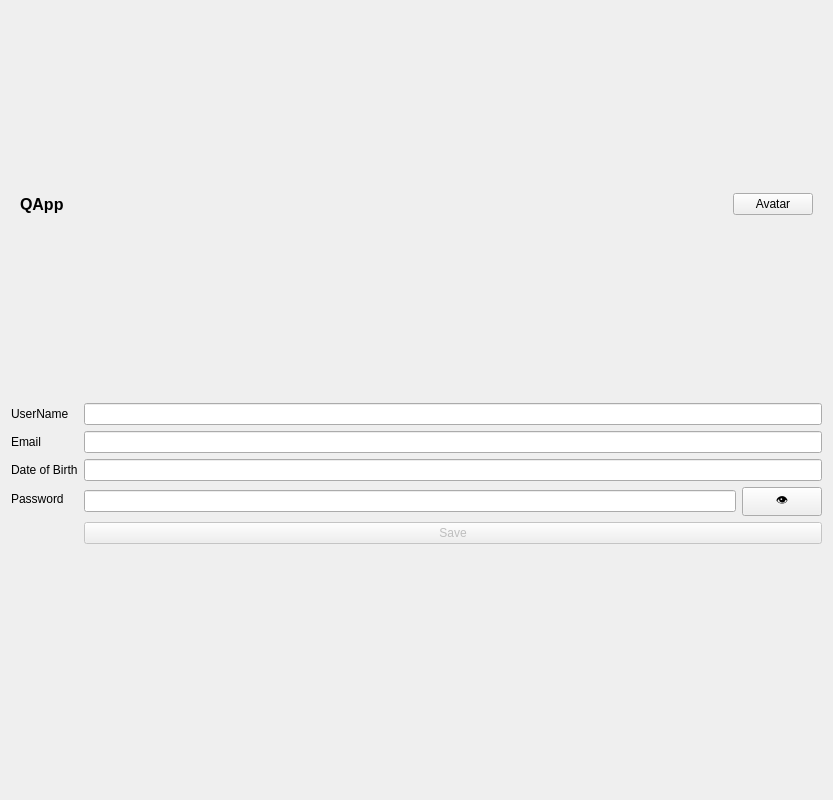
Old version of the form frontend/profile.ui in the repository luandv03/Quizz-app.
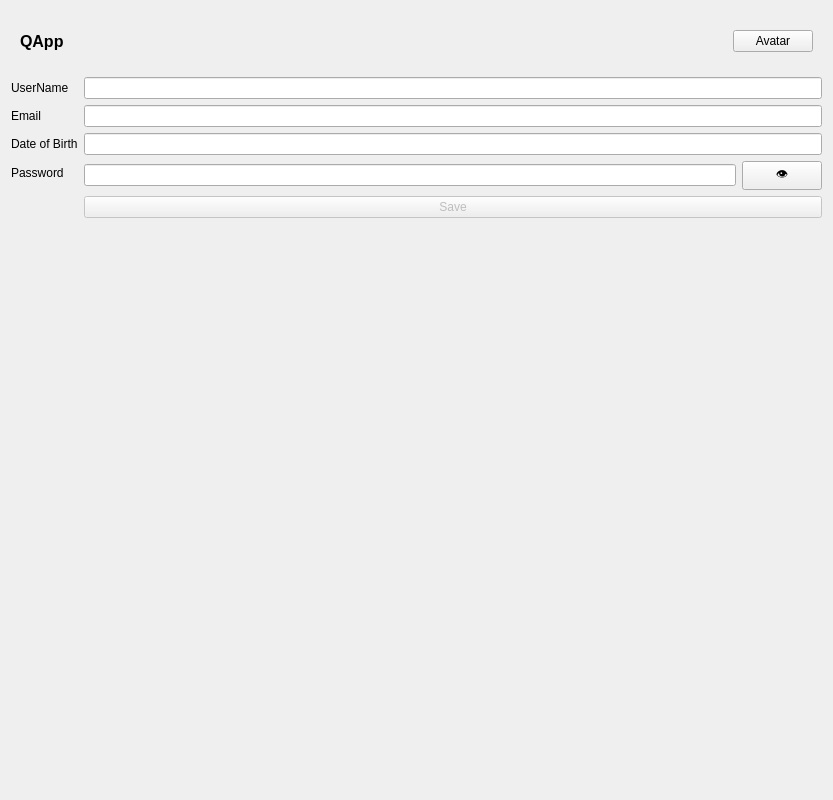
New version of the form.

Commit message: fix header profile

Diff of the .ui file:
```diff
--- a/frontend/profile.ui
+++ b/frontend/profile.ui
@@ -16,6 +16,18 @@
   <layout class="QVBoxLayout" name="verticalLayout">
    <item>
     <widget class="QWidget" name="header" native="true">
+     <property name="minimumSize">
+      <size>
+       <width>0</width>
+       <height>60</height>
+      </size>
+     </property>
+     <property name="maximumSize">
+      <size>
+       <width>16777215</width>
+       <height>60</height>
+      </size>
+     </property>
      <layout class="QHBoxLayout" name="horizontalLayout">
       <item>
        <widget class="QLabel" name="logoLabel">
```
